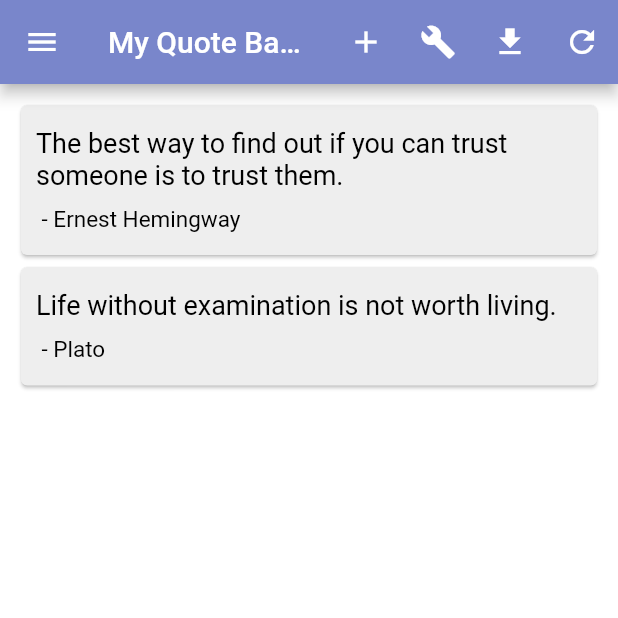
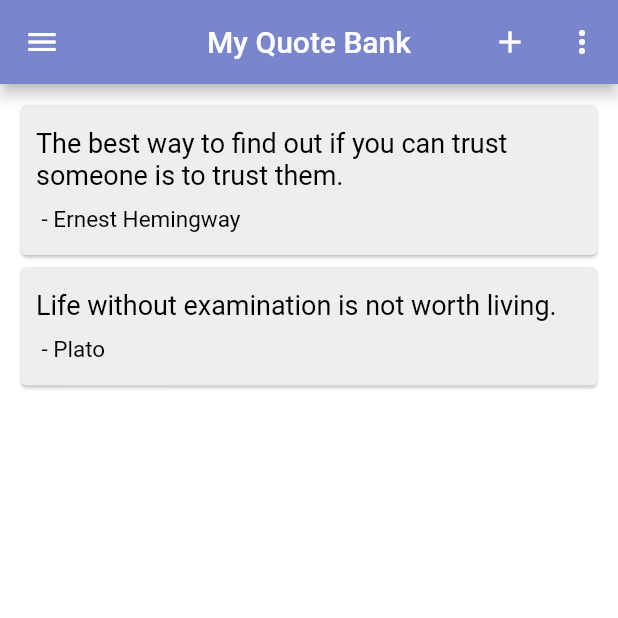
Before and after one commit to christopherlam888/quote-bank, a Flutter app: the screen it shows after launch, on a phone screen of 412 x 824 dp, the top half of it. Run offline on Flutter 3.47's test engine with Material 2 defaults, Android fonts, the phone set to English and light mode, and no system bars; our stand-ins replace csv, permission_handler, shared_preferences; missing offline and left inert: ext_storage; statements that could not run were skipped.

Commit message:
Use popup menu

```diff
--- a/lib/pages/home.dart
+++ b/lib/pages/home.dart
@@ -216,7 +216,13 @@ class _HomeState extends State<Home> {
             },
             icon: Icon(Icons.add),
           ),
-          IconButton(
+          PopupMenuButton(
+            color: Theme.of(context)
+                .colorScheme
+                .background,
+            itemBuilder: (context) => [
+              PopupMenuItem(
+                child: IconButton(
                   onPressed: () {
                     setState(() {
                       showControls = !showControls;
@@ -225,17 +231,27 @@ class _HomeState extends State<Home> {
                   },
                   icon: Icon(Icons.build),
                 ),
-          IconButton(
+                value: 1,
+              ),
+              PopupMenuItem(
+                child: IconButton(
                   onPressed: () {
                     saveCsvFile();
                   },
                   icon: Icon(Icons.download_sharp),
                 ),
-          IconButton(
+                value: 2,
+              ),
+              PopupMenuItem(
+                child: IconButton(
                   onPressed: () {
                     loadCsvFile();
                   },
                   icon: Icon(Icons.refresh),
+                ),
+                value: 3,
+              )
+            ]
           ),
         ],
       ),
```
Lines whose indentation alone changed are shown as unchanged.
